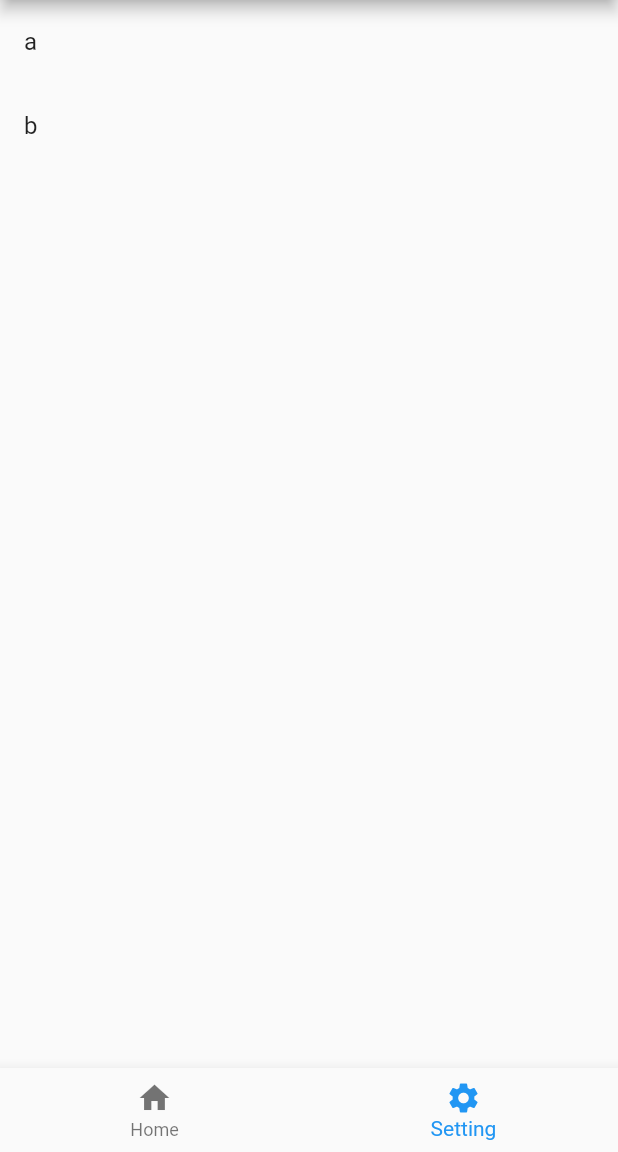
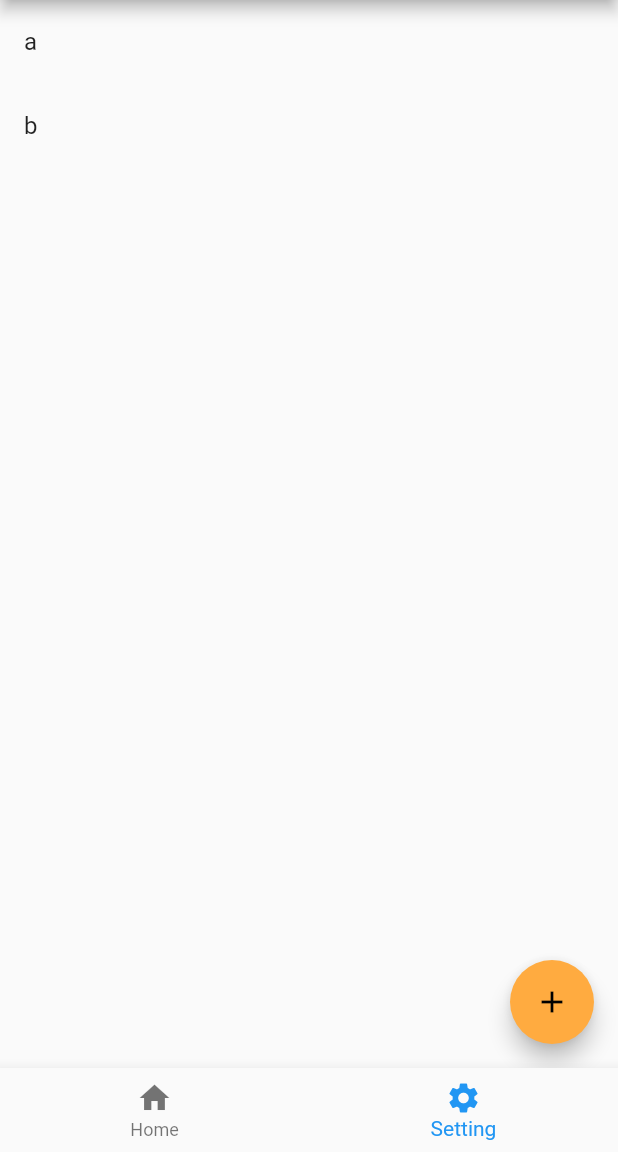
Before and after one commit to takattata/pokekoto-flutter, a Flutter app: the screen it shows after launch, swiped to page 2, on a phone screen of 412 x 824 dp, the part 84-1236 px from its top. Run offline on Flutter 3.47's test engine with Material 2 defaults, Android fonts, the phone set to English and light mode, and no system bars; statements that could not run were skipped.

Commit message:
[modify] Add FAB

```diff
--- a/lib/ui/setting_page.dart
+++ b/lib/ui/setting_page.dart
@@ -23,6 +23,13 @@ class _SettingListWidgetState extends State<SettingListWidget> {
   @override
   Widget build(BuildContext context) {
     return new Scaffold(
+      floatingActionButton: FloatingActionButton(
+        child: Icon(Icons.add),
+        backgroundColor: themeData.accentColor,
+        onPressed: () {
+          _onTapToDetail("");
+        },
+      ),
       body: ListView.builder(
         itemCount: _settingList.length,
         itemBuilder: (BuildContext context, int index) {
```
